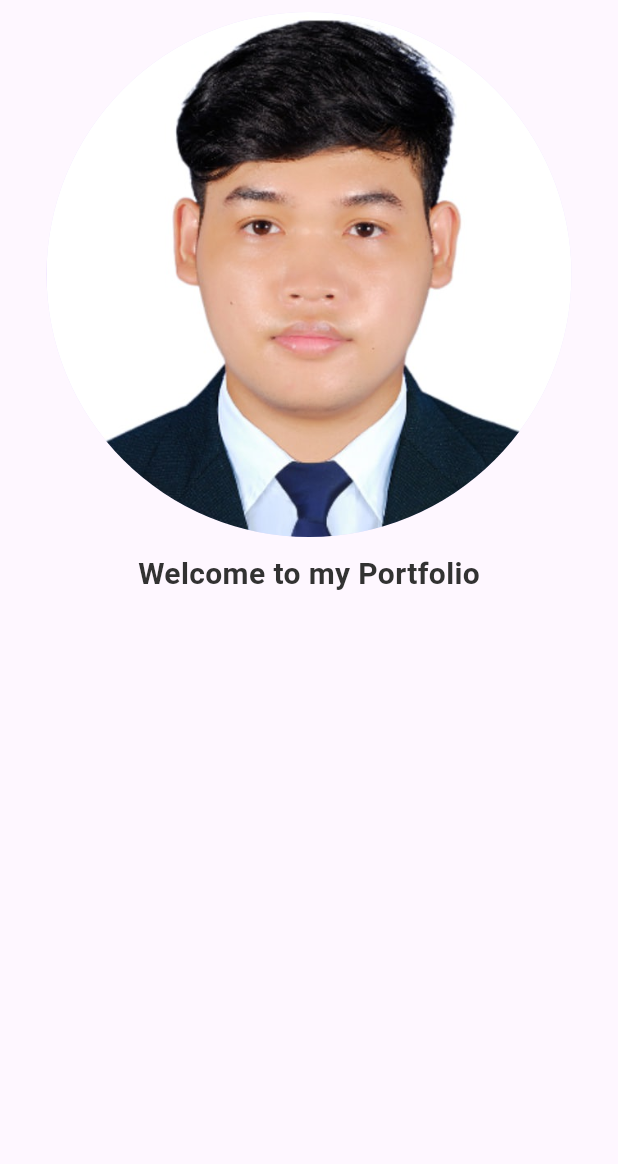
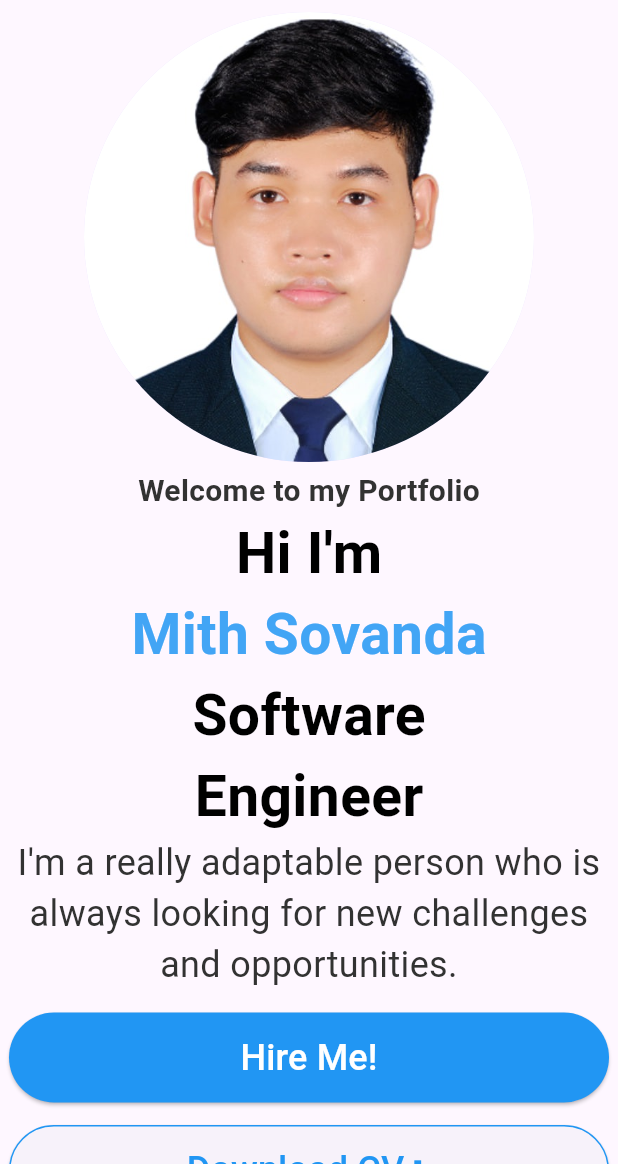
Before and after one commit to Sovanda-Mith/user_portfolio, a Flutter app: the screen it shows after launch, on a phone screen of 412 x 824 dp, the part 72-1236 px from its top. Run offline on Flutter 3.47's test engine with Material 3 defaults, Android fonts, the phone set to English and light mode, and no system bars; Roboto replaces fonts that are missing (Times New Roman).

Commit message:
Third draft finish

```diff
--- a/lib/main.dart
+++ b/lib/main.dart
@@ -1,4 +1,5 @@
 import 'package:flutter/material.dart';
+import 'package:url_launcher/url_launcher.dart';
 
 void main() {
   runApp(const MainApp());
@@ -45,23 +46,28 @@ class CustomBody extends StatelessWidget {
   const CustomBody({
     super.key,
   });
+  Future<void> _launchURL(Uri url) async {
+    if (!await launchUrl(url)) {
+      throw Exception('Could not launch $url');
+    }
+  }
 
   @override
   Widget build(BuildContext context) {
-    return const Center(
+    return Center(
       child: Column(
         children: [
-          SizedBox(
-            width: 350,
-            height: 350,
+          const SizedBox(
+            width: 300,
+            height: 300,
             child: CircleAvatar(
               backgroundImage: AssetImage('assets/images/pf.jpg'),
             ),
           ),
-          SizedBox(
-            height: 10,
+          const SizedBox(
+            height: 5,
           ),
-          Text(
+          const Text(
             'Welcome to my Portfolio',
             style: TextStyle(
                 fontSize: 20,
@@ -73,6 +79,91 @@ class CustomBody extends StatelessWidget {
                 ),
                 fontWeight: FontWeight.bold),
           ),
+          const Text(
+            "Hi I'm",
+            style: TextStyle(
+                fontSize: 38,
+                color: Colors.black,
+                fontWeight: FontWeight.bold,
+                fontFamily: 'Times New Roman'),
+          ),
+          Text(
+            "Mith Sovanda",
+            style: TextStyle(
+                fontSize: 38,
+                color: Colors.blue[400],
+                fontWeight: FontWeight.bold,
+                fontFamily: 'Times New Roman'),
+          ),
+          const Text(
+            "Software",
+            style: TextStyle(
+                fontSize: 38,
+                color: Colors.black,
+                fontWeight: FontWeight.bold,
+                fontFamily: 'Times New Roman'),
+          ),
+          const Text(
+            "Engineer",
+            style: TextStyle(
+                fontSize: 38,
+                color: Colors.black,
+                fontWeight: FontWeight.bold,
+                fontFamily: 'Times New Roman'),
+          ),
+          const Text(
+            "I'm a really adaptable person who is always looking for new challenges and opportunities.",
+            style:
+                TextStyle(fontSize: 24, color: Color.fromRGBO(50, 50, 50, 1.0)),
+            textAlign: TextAlign.center,
+          ),
+          const SizedBox(
+            height: 15,
+          ),
+          SizedBox(
+              width: 400,
+              height: 60,
+              child: ElevatedButton(
+                  style: const ButtonStyle(
+                    backgroundColor: WidgetStatePropertyAll<Color>(Colors.blue),
+                  ),
+                  onPressed: () {
+                    final url = Uri.parse(
+                        'https://www.instagram.com/sovanda_mith?igsh=MWVhcnNqNnJzMW82cA==');
+                    _launchURL(url);
+                  },
+                  child: const Text(
+                    'Hire Me!',
+                    style: TextStyle(fontSize: 24, color: Colors.white),
+                  ))),
+          const SizedBox(
+            height: 15,
+          ),
+          SizedBox(
+              width: 400,
+              height: 60,
+              child: ElevatedButton(
+                  onPressed: () {
+                    final url = Uri.parse(
+                        'https://www.linkedin.com/in/sovanda-mith-46751518b/');
+                    launchUrl(url);
+                  },
+                  style: const ButtonStyle(
+                      side: WidgetStatePropertyAll<BorderSide>(
+                          BorderSide(color: Colors.blue))),
+                  child: const Row(
+                    mainAxisAlignment: MainAxisAlignment.center,
+                    children: [
+                      Text(
+                        'Download CV',
+                        style: TextStyle(fontSize: 24, color: Colors.blue),
+                      ),
+                      Icon(
+                        Icons.download,
+                        color: Colors.blue,
+                      )
+                    ],
+                  )))
         ],
       ),
     );
--- a/pubspec.yaml
+++ b/pubspec.yaml
@@ -9,6 +9,7 @@ environment:
 dependencies:
   flutter:
     sdk: flutter
+  url_launcher: ^6.3.1
 
 dev_dependencies:
   flutter_test:
```
Also changed, not shown: pubspec.lock, 131 other files.
